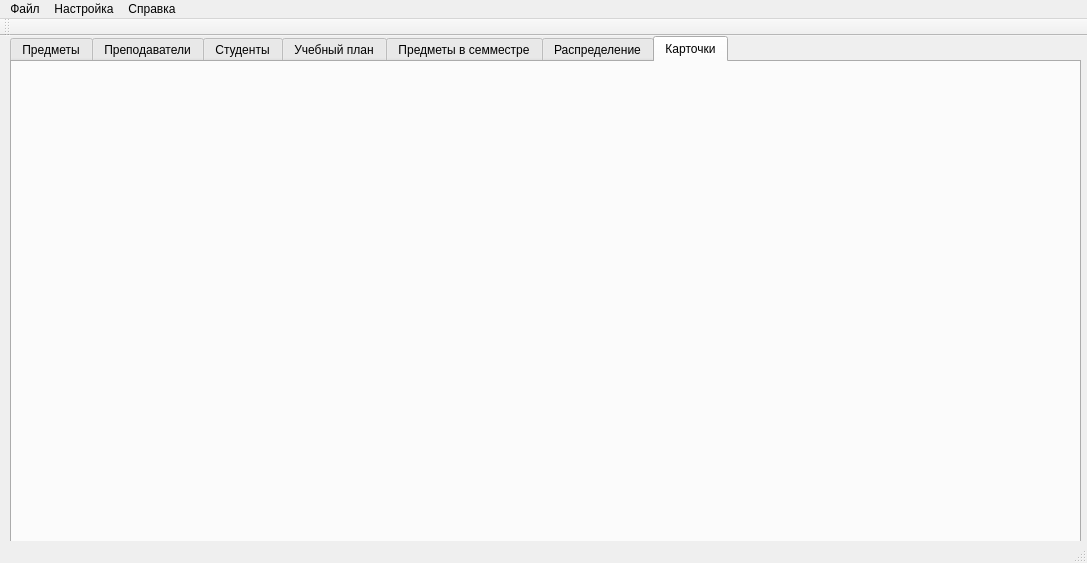
This is mainwindow.ui in alexeypertcev/ksu-ivt-nagruzka as Qt 5 draws it before an edit. The edited form follows.
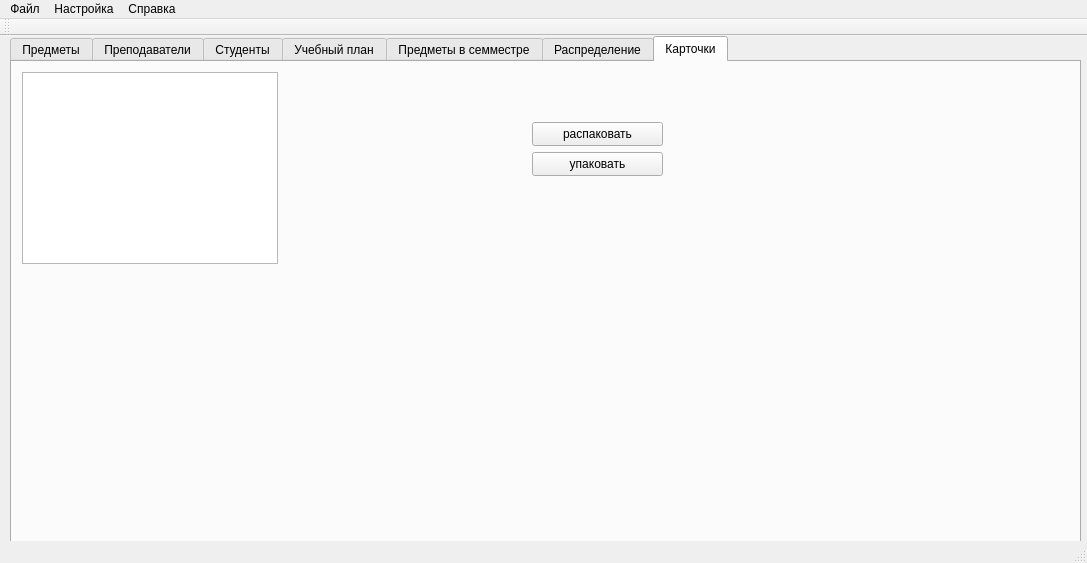
This is the edited form. The open tabs and pages were chosen to show the change. Custom widgets are drawn as their Qt base class.

What changed in the file:
```diff
--- a/mainwindow.ui
+++ b/mainwindow.ui
@@ -442,6 +442,42 @@
      <attribute name="title">
       <string>Карточки</string>
      </attribute>
+     <widget class="QTableView" name="tableView_9">
+      <property name="geometry">
+       <rect>
+        <x>10</x>
+        <y>10</y>
+        <width>256</width>
+        <height>192</height>
+       </rect>
+      </property>
+     </widget>
+     <widget class="QPushButton" name="pushButton_5">
+      <property name="geometry">
+       <rect>
+        <x>520</x>
+        <y>60</y>
+        <width>131</width>
+        <height>24</height>
+       </rect>
+      </property>
+      <property name="text">
+       <string>распаковать</string>
+      </property>
+     </widget>
+     <widget class="QPushButton" name="pushButton_6">
+      <property name="geometry">
+       <rect>
+        <x>520</x>
+        <y>90</y>
+        <width>131</width>
+        <height>24</height>
+       </rect>
+      </property>
+      <property name="text">
+       <string>упаковать</string>
+      </property>
+     </widget>
     </widget>
    </widget>
   </widget>
```
Left out of the diff: 2 changed lines with no effect on the pictures.
